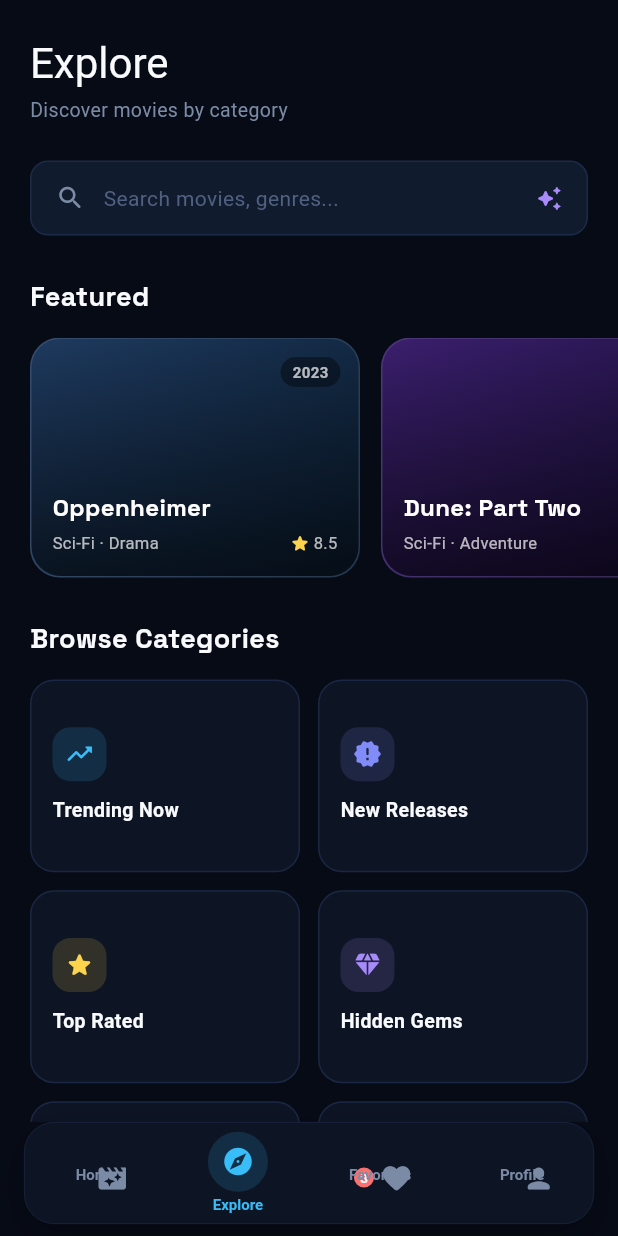
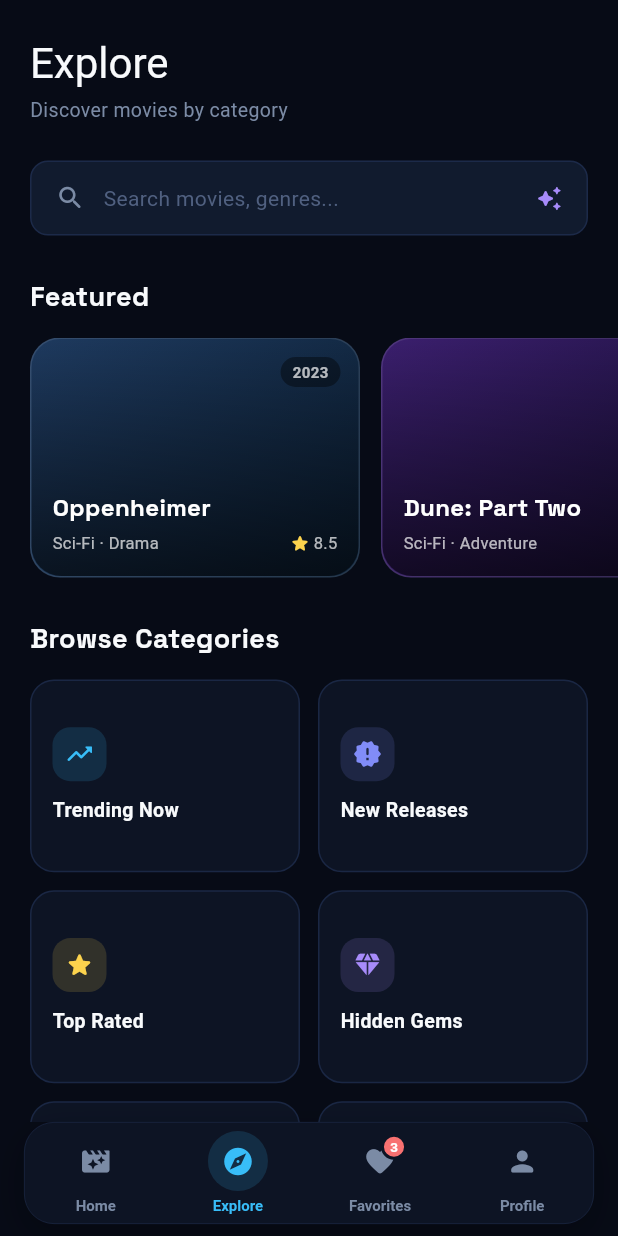
Before and after one commit to shyamrajpr7/recommendation-system, a Flutter app: the DashboardShell screen opened directly with empty values, item 2 of the bottom bar chosen, on a phone screen of 412 x 824 dp. Run offline on Flutter 3.47's test engine with Material 3 defaults, Android fonts, the phone set to English and light mode, and no system bars; drawn by our look-alikes of flutter_animate; our stand-ins replace dio, flutter_riverpod, flutter_secure_storage, go_router, google_fonts, shared_preferences and 1 more; accounts and stored records are empty.

Commit message:
fix: prevent nav bar icon/label overlap by constraining Stack to 40x40

```diff
--- a/mobile/lib/screens/dashboard_screen.dart
+++ b/mobile/lib/screens/dashboard_screen.dart
@@ -147,8 +147,12 @@
         child: Column(
           mainAxisAlignment: MainAxisAlignment.center,
           children: [
-            Stack(
+            SizedBox(
+              width: 40,
+              height: 40,
+              child: Stack(
                 clipBehavior: Clip.none,
+                fit: StackFit.expand,
                 children: [
                   AnimatedContainer(
                     duration: AppAnimations.normal,
@@ -202,7 +206,8 @@
                     ),
                 ],
               ),
-            const SizedBox(height: 3),
+            ),
+            const SizedBox(height: 4),
             AnimatedDefaultTextStyle(
               duration: AppAnimations.normal,
               style: TextStyle(
```
Lines whose indentation alone changed are shown as unchanged.
